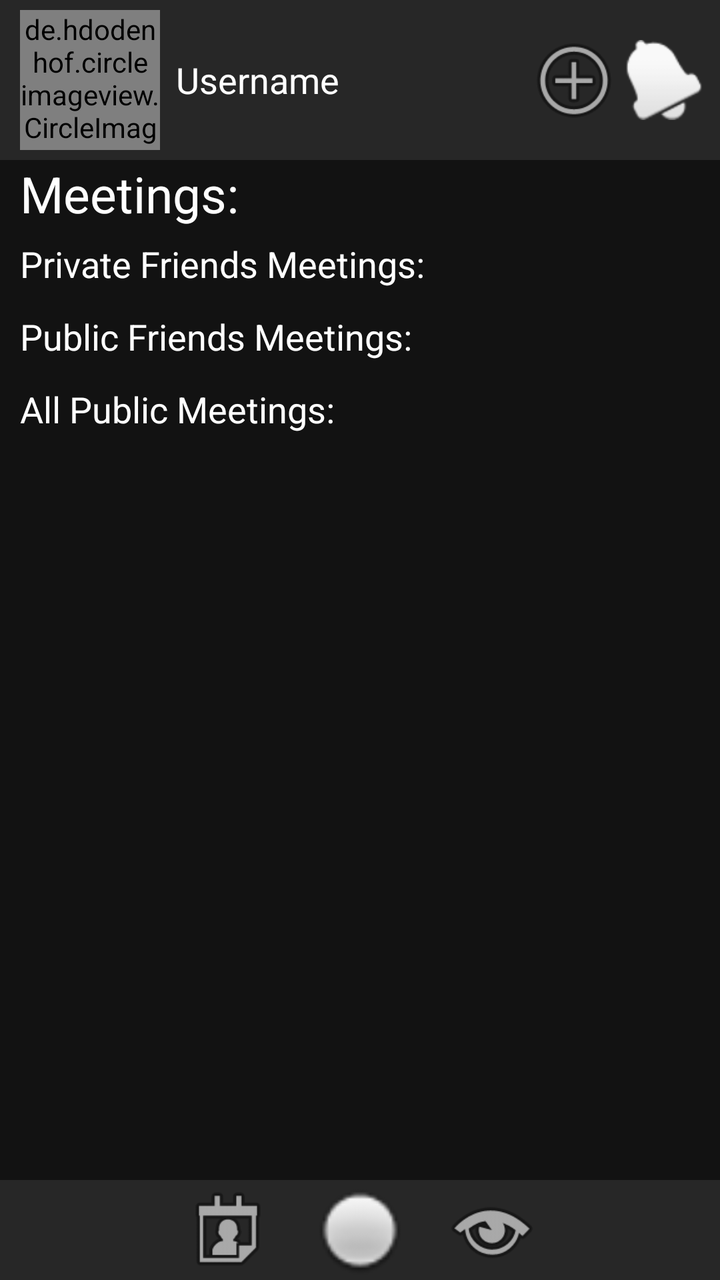
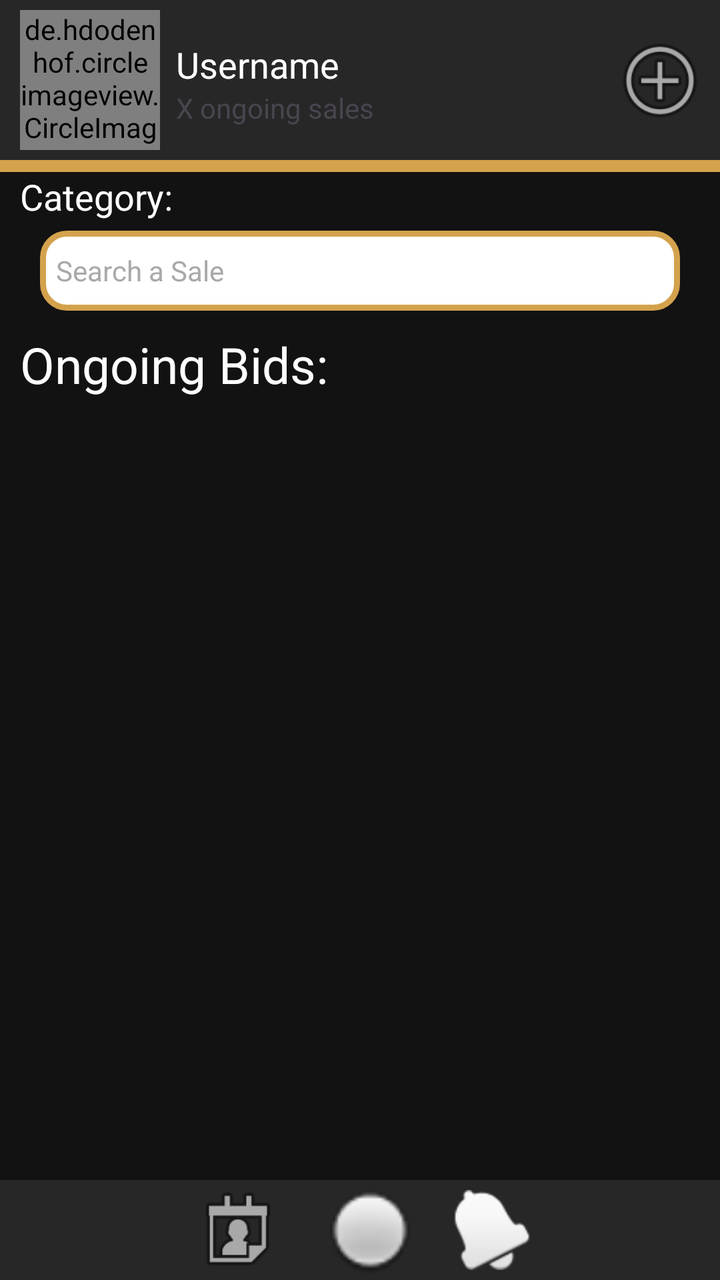

An Android layout rendered at two revisions. The XML below is the earlier revision; the diff shows what the commit changed to produce the second picture.
<!-- AndroidManifest.xml: application theme Theme.ToBid -->
<!-- res/layout/activity_main_page.xml -->
<?xml version="1.0" encoding="utf-8"?>
<androidx.appcompat.widget.LinearLayoutCompat xmlns:android="http://schemas.android.com/apk/res/android"
    xmlns:app="http://schemas.android.com/apk/res-auto"
    xmlns:tools="http://schemas.android.com/tools"
    android:layout_width="match_parent"
    android:layout_height="match_parent"
    tools:context=".Activities.MainPage"
    android:orientation="vertical"
    android:background="#121212">


    <LinearLayout
        android:layout_width="match_parent"
        android:layout_height="wrap_content"
        android:orientation="horizontal"
        android:paddingStart="10dp"
        android:paddingVertical="5dp"
        android:background="#272727">

        <de.hdodenhof.circleimageview.CircleImageView
            android:id="@+id/ivPfp"
            android:layout_width="70dp"
            android:layout_height="70dp"
            android:src="@drawable/default_pfp"
            app:civ_border_color="#393939"
            app:civ_border_width="3dp"
            android:clickable="true"/>

        <TextView
            android:id="@+id/tvUsername"
            android:layout_width="wrap_content"
            android:layout_height="wrap_content"
            android:layout_gravity="center"
            android:layout_weight="1"
            android:gravity="left"
            android:layout_marginLeft="8dp"
            android:textSize="18dp"
            android:text="Username"
            android:textColor="@color/white"
            android:background="@android:color/transparent"/>

        <ImageButton
            android:id="@+id/IBNewMeeting"
            android:layout_width="50dp"
            android:layout_height="50dp"
            android:layout_gravity="center"
            android:layout_weight="0"

            android:background="@android:drawable/ic_menu_add" />

        <ImageButton
            android:id="@+id/IBNotifications"
            android:layout_width="40dp"
            android:layout_height="40dp"
            android:layout_weight="0"
            android:layout_gravity="center"
            android:background="@android:drawable/ic_popup_reminder"
            android:layout_marginRight="8dp"/>


    </LinearLayout>

    <TextView
        android:id="@+id/TvMeetingText"
        android:layout_width="wrap_content"
        android:layout_height="wrap_content"
        android:textColor="@color/white"
        android:layout_weight="0"
        android:textSize="25sp"
        android:paddingStart="10dp"
        android:text="Meetings:" />


    <ScrollView
        android:layout_width="wrap_content"
        android:layout_height="wrap_content"
        android:layout_weight="1"
        android:layout_marginHorizontal="10dp">

        <LinearLayout
            android:layout_width="wrap_content"
            android:layout_height="wrap_content"
            android:orientation="vertical">

            <TextView
                android:id="@+id/TVMeetingsPrivate"
                android:layout_width="wrap_content"
                android:layout_height="wrap_content"
                android:layout_marginVertical="6dp"
                android:text="Private Friends Meetings:"
                android:textSize="18sp"
                android:textColor="@color/white"/>

            <androidx.recyclerview.widget.RecyclerView
                android:id="@+id/RVMeetingsPrivate"
                android:layout_width="wrap_content"
                android:layout_height="wrap_content" />

            <TextView
                android:id="@+id/TVMeetingsFriends"
                android:layout_width="wrap_content"
                android:layout_height="wrap_content"
                android:layout_marginVertical="6dp"
                android:text="Public Friends Meetings:"
                android:textSize="18sp"
                android:textColor="@color/white"/>

            <androidx.recyclerview.widget.RecyclerView
                android:id="@+id/RVMeetingsFriends"
                android:layout_width="wrap_content"
                android:layout_height="wrap_content" />

            <TextView
                android:id="@+id/TVMeetingsPublic"
                android:layout_width="wrap_content"
                android:layout_height="wrap_content"
                android:layout_marginVertical="6dp"
                android:text="All Public Meetings:"
                android:textSize="18sp"
                android:textColor="@color/white"/>

            <androidx.recyclerview.widget.RecyclerView
                android:id="@+id/RVMeetingsPublic"
                android:layout_width="wrap_content"
                android:layout_height="wrap_content" />

        </LinearLayout>

    </ScrollView>



    <LinearLayout
        android:layout_width="match_parent"
        android:layout_height="wrap_content"
        android:orientation="horizontal"
        android:layout_weight="0"
        android:gravity="center"
        android:background="#272727"
        >

        <ImageButton
            android:id="@+id/IBMeetings"
            android:layout_marginHorizontal="8dp"
            android:layout_width="50dp"
            android:layout_height="50dp"
            android:background="@android:drawable/ic_menu_my_calendar" />

        <ImageButton
            android:id="@+id/IBHomeButton"
            android:layout_marginHorizontal="8dp"
            android:layout_width="50dp"
            android:layout_height="50dp"
            android:background="@android:drawable/radiobutton_off_background"
            />

        <ImageButton
            android:id="@+id/IBFriendsList"
            android:layout_marginHorizontal="8dp"
            android:layout_width="50dp"
            android:layout_height="50dp"
            android:background="@android:drawable/ic_menu_view" />

    </LinearLayout>


</androidx.appcompat.widget.LinearLayoutCompat>
<!-- resources referenced by this layout -->
<resources>
  <color name="white">#FFFFFFFF</color>
  <!-- drawable default_pfp: png bitmap (drawable, 3964 bytes) -->
  <style name="Theme.ToBid" parent="Base.Theme.ToBid" />
  <style name="Base.Theme.ToBid" parent="Theme.Material3.DayNight.NoActionBar">
          
          
      </style>
</resources>

<!-- the commit's change to res/layout/activity_main_page.xml (unified diff, before → after) -->
@@ -26,18 +26,37 @@
             app:civ_border_width="3dp"
             android:clickable="true"/>
 
-        <TextView
-            android:id="@+id/tvUsername"
-            android:layout_width="wrap_content"
-            android:layout_height="wrap_content"
-            android:layout_gravity="center"
-            android:layout_weight="1"
-            android:gravity="left"
-            android:layout_marginLeft="8dp"
-            android:textSize="18dp"
-            android:text="Username"
-            android:textColor="@color/white"
-            android:background="@android:color/transparent"/>
+
+        <LinearLayout
+            android:layout_width="match_parent"
+            android:layout_height="match_parent"
+            android:orientation="vertical"
+            android:layout_weight="1">
+
+            <TextView
+                android:id="@+id/tvUsername"
+                android:layout_width="wrap_content"
+                android:layout_height="wrap_content"
+                android:layout_gravity="left"
+                android:gravity="left"
+                android:layout_marginTop="15dp"
+                android:layout_marginLeft="8dp"
+                android:textSize="18dp"
+                android:text="Username"
+                android:textColor="@color/white"
+                android:background="@android:color/transparent"/>
+
+            <TextView
+                android:id="@+id/tvOngoingSalesText"
+                android:layout_width="wrap_content"
+                android:layout_height="wrap_content"
+                android:layout_marginLeft="8dp"
+                android:text="X ongoing sales" />
+
+
+        </LinearLayout>
+
+
 
         <ImageButton
             android:id="@+id/IBNewMeeting"
@@ -45,82 +64,86 @@
             android:layout_height="50dp"
             android:layout_gravity="center"
             android:layout_weight="0"
+            android:layout_marginRight="5dp"
 
             android:background="@android:drawable/ic_menu_add" />
 
-        <ImageButton
-            android:id="@+id/IBNotifications"
-            android:layout_width="40dp"
-            android:layout_height="40dp"
-            android:layout_weight="0"
+    </LinearLayout>
+
+    <View
+        android:layout_width="match_parent"
+        android:layout_height="6dp"
+        android:background="#d4a24c"/>
+
+    
+    <LinearLayout
+        android:layout_width="match_parent"
+        android:layout_height="wrap_content"
+        android:orientation="vertical">
+
+        <LinearLayout
+            android:layout_width="match_parent"
+            android:layout_height="match_parent"
+            android:orientation="horizontal">
+
+            <TextView
+                android:id="@+id/tvCategory"
+                android:layout_width="wrap_content"
+                android:layout_height="wrap_content"
+                android:layout_marginLeft="10dp"
+                android:textColor="@color/white"
+                android:textSize="18dp"
+                android:text="Category:" />
+
+            <Spinner
+                android:id="@+id/spCategory"
+                android:layout_width="wrap_content"
+                android:layout_height="wrap_content"
+                android:layout_marginLeft="8dp"
+                android:background="@color/white"
+                />
+        </LinearLayout>
+
+        <TextView
+            android:id="@+id/tvSearchBar"
+            android:layout_width="wrap_content"
+            android:layout_height="wrap_content"
             android:layout_gravity="center"
-            android:background="@android:drawable/ic_popup_reminder"
-            android:layout_marginRight="8dp"/>
+            android:layout_marginTop="5dp"
+            android:layout_marginBottom="10dp"
+            android:background="@drawable/rounded_corner_view"
+            android:gravity="center_vertical"
+            android:hint="Search a Sale"
+            android:textColorHint="#A9A9A9"/>
 
 
     </LinearLayout>
 
     <TextView
-        android:id="@+id/TvMeetingText"
+        android:id="@+id/TvSalesText"
         android:layout_width="wrap_content"
         android:layout_height="wrap_content"
         android:textColor="@color/white"
         android:layout_weight="0"
         android:textSize="25sp"
         android:paddingStart="10dp"
-        android:text="Meetings:" />
+        android:text="Ongoing Bids:" />
 
 
     <ScrollView
         android:layout_width="wrap_content"
         android:layout_height="wrap_content"
         android:layout_weight="1"
-        android:layout_marginHorizontal="10dp">
+        android:layout_marginHorizontal="10dp"
+        android:layout_marginTop="5dp">
 
         <LinearLayout
             android:layout_width="wrap_content"
             android:layout_height="wrap_content"
             android:orientation="vertical">
 
-            <TextView
-                android:id="@+id/TVMeetingsPrivate"
-                android:layout_width="wrap_content"
-                android:layout_height="wrap_content"
-                android:layout_marginVertical="6dp"
-                android:text="Private Friends Meetings:"
-                android:textSize="18sp"
-                android:textColor="@color/white"/>
-
             <androidx.recyclerview.widget.RecyclerView
-                android:id="@+id/RVMeetingsPrivate"
-                android:layout_width="wrap_content"
-                android:layout_height="wrap_content" />
-
-            <TextView
-                android:id="@+id/TVMeetingsFriends"
-                android:layout_width="wrap_content"
-                android:layout_height="wrap_content"
-                android:layout_marginVertical="6dp"
-                android:text="Public Friends Meetings:"
-                android:textSize="18sp"
-                android:textColor="@color/white"/>
-
-            <androidx.recyclerview.widget.RecyclerView
-                android:id="@+id/RVMeetingsFriends"
-                android:layout_width="wrap_content"
-                android:layout_height="wrap_content" />
-
-            <TextView
-                android:id="@+id/TVMeetingsPublic"
-                android:layout_width="wrap_content"
-                android:layout_height="wrap_content"
-                android:layout_marginVertical="6dp"
-                android:text="All Public Meetings:"
-                android:textSize="18sp"
-                android:textColor="@color/white"/>
-
-            <androidx.recyclerview.widget.RecyclerView
-                android:id="@+id/RVMeetingsPublic"
+                android:id="@+id/RVOngoingBids"
                 android:layout_width="wrap_content"
                 android:layout_height="wrap_content" />
 
@@ -136,31 +159,28 @@
         android:orientation="horizontal"
         android:layout_weight="0"
         android:gravity="center"
-        android:background="#272727"
-        >
+        android:background="#272727">
 
         <ImageButton
-            android:id="@+id/IBMeetings"
+            android:id="@+id/ibMeetings"
             android:layout_marginHorizontal="8dp"
             android:layout_width="50dp"
             android:layout_height="50dp"
-            android:background="@android:drawable/ic_menu_my_calendar" />
+            android:background="@android:drawable/ic_menu_my_calendar"/>
 
         <ImageButton
-            android:id="@+id/IBHomeButton"
+            android:id="@+id/ibHomeButton"
             android:layout_marginHorizontal="8dp"
             android:layout_width="50dp"
             android:layout_height="50dp"
-            android:background="@android:drawable/radiobutton_off_background"
-            />
+            android:background="@android:drawable/radiobutton_off_background"/>
 
         <ImageButton
-            android:id="@+id/IBFriendsList"
+            android:id="@+id/ibNotifications"
             android:layout_marginHorizontal="8dp"
-            android:layout_width="50dp"
-            android:layout_height="50dp"
-            android:background="@android:drawable/ic_menu_view" />
-
+            android:layout_width="40dp"
+            android:layout_height="40dp"
+            android:background="@android:drawable/ic_popup_reminder"/>
     </LinearLayout>
 
 
<!-- resource entries referenced after the edit -->
@@ -2,6 +2,21 @@
 <resources>
   <color name="white">#FFFFFFFF</color>
   <!-- drawable default_pfp: png bitmap (drawable, 3964 bytes) -->
+  <!-- drawable rounded_corner_view (drawable) -->
+  <?xml version="1.0" encoding="utf-8"?>
+  <shape
+      xmlns:android="http://schemas.android.com/apk/res/android"
+      android:shape="rectangle">
+  
+      <corners android:radius="12dp" />
+      <size android:width="320dp" android:height="40dp"></size>
+      
+      <stroke android:width="3dp" android:color="#d4a24c" />
+      <padding android:left="8dp" android:right="8dp"></padding>
+      
+      <solid android:color="#fff" />
+  
+  </shape>
   <style name="Theme.ToBid" parent="Base.Theme.ToBid" />
   <style name="Base.Theme.ToBid" parent="Theme.Material3.DayNight.NoActionBar">
           
